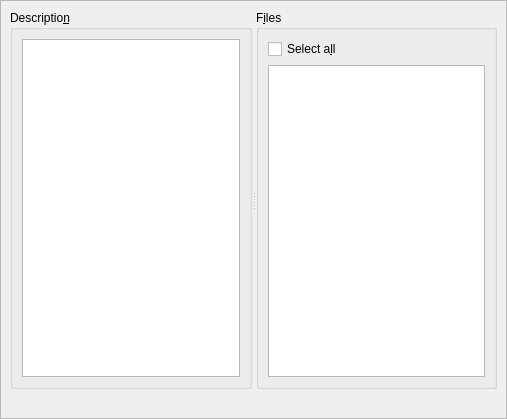
First picture: the form in src/plugins/vcsbase/submiteditorwidget.ui, repository qt-creator/qt-creator, before the edit.
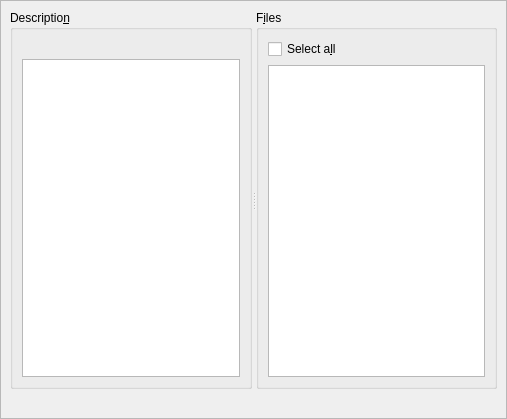
Second picture: the form after the edit. Custom widgets are drawn as their Qt base class.

Commit message:
VCS: Add commit message verification
Help writing good commit messages by verifying
that the complete message is not too short,
that the first line (subject) is not too long
and that the subject is separated from the rest
of the commit by an empty line.

What changed in the file:
```diff
--- a/src/plugins/vcsbase/submiteditorwidget.ui
+++ b/src/plugins/vcsbase/submiteditorwidget.ui
@@ -90,6 +90,16 @@
            <bool>true</bool>
           </property>
           <layout class="QVBoxLayout" name="descriptionLayout">
+           <item>
+            <widget class="QLabel" name="descriptionHint">
+             <property name="text">
+              <string/>
+             </property>
+             <property name="wordWrap">
+              <bool>true</bool>
+             </property>
+            </widget>
+           </item>
            <item>
             <widget class="Utils::CompletingTextEdit" name="description">
              <property name="acceptRichText">
```
The commit also changes 2 other files.
